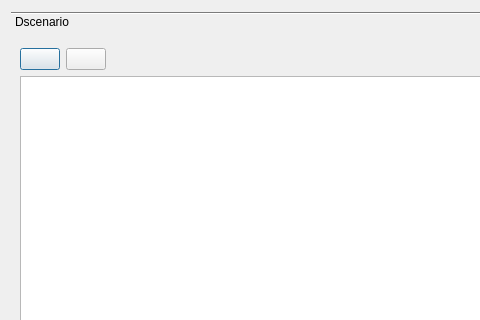
Above: core/ui/toolbars/basic/info_epa_demand.ui from Giswater/giswater_qgis_plugin before the change; both pictures show x 0 to 480 and y 0 to 320 of the 965 by 484 pixel window. Below: the same form after it.
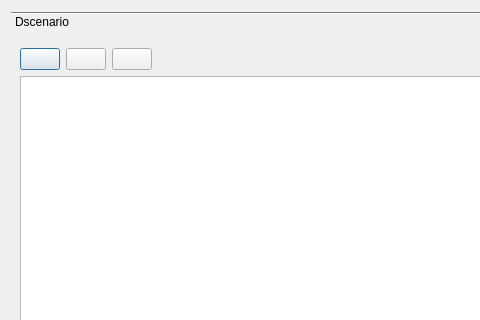
That is the form after the change.

Commit message: Enhancement: New 'edit' button in epa actions

```diff
--- a/core/ui/toolbars/basic/info_epa_demand.ui
+++ b/core/ui/toolbars/basic/info_epa_demand.ui
@@ -24,8 +24,8 @@
        <rect>
         <x>0</x>
         <y>0</y>
-        <width>943</width>
-        <height>394</height>
+        <width>947</width>
+        <height>404</height>
        </rect>
       </property>
       <attribute name="label">
@@ -55,6 +55,13 @@
            </property>
           </widget>
          </item>
+         <item>
+          <widget class="QPushButton" name="btn_edit_dscenario">
+           <property name="text">
+            <string/>
+           </property>
+          </widget>
+         </item>
          <item>
           <spacer name="horizontalSpacer_2">
            <property name="orientation">
```
The commit also changes 6 other files.
